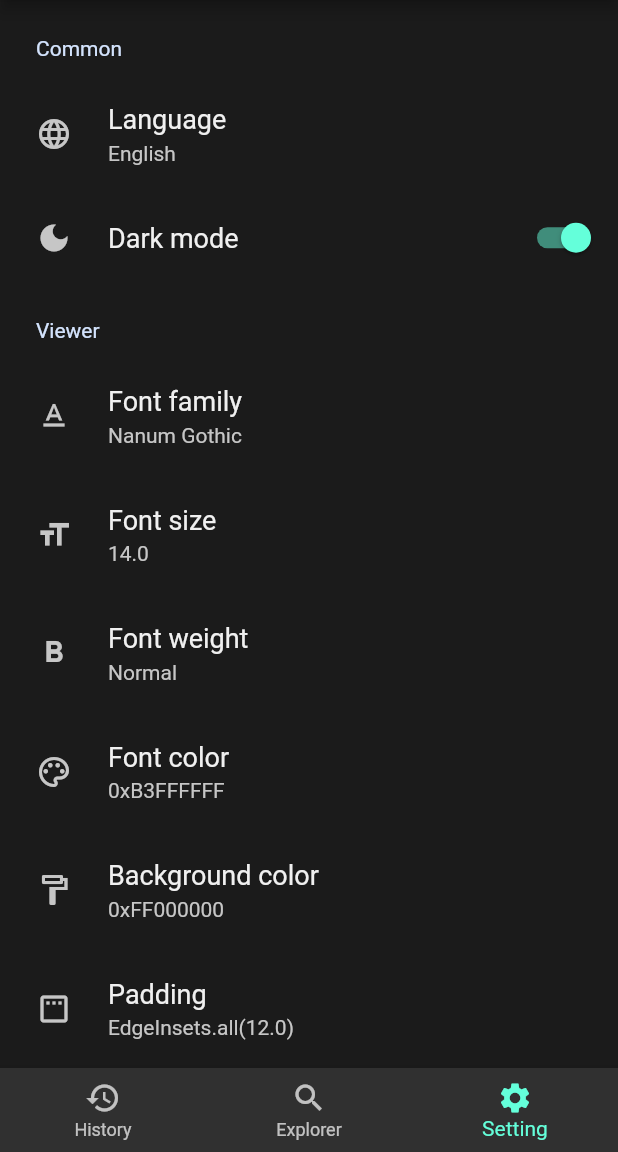
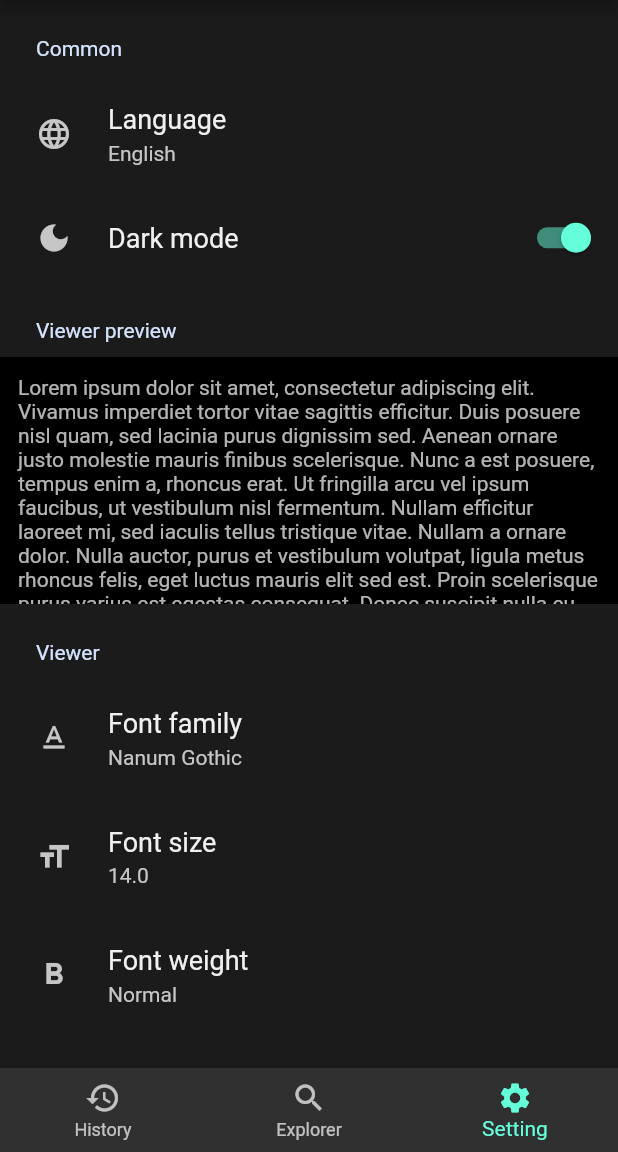
Before and after one commit to Aqudi/noon_reader, a Flutter app: the screen it shows after launch, item 3 of the bottom bar chosen, on a phone screen of 412 x 824 dp, the part 84-1236 px from its top. Run offline on Flutter 3.47's test engine with Material 2 defaults, Android fonts, the phone set to English and light mode, and no system bars; drawn by our look-alikes of settings_ui; our stand-ins replace file_picker, flutter_hooks, freezed_annotation, google_fonts, hooks_riverpod, modal_bottom_sheet; Roboto replaces fonts that are missing (Nanum Gothic).

Commit message:
feat: Add viewer preview section

```diff
--- a/lib/pages/setting/setting.dart
+++ b/lib/pages/setting/setting.dart
@@ -3,17 +3,54 @@ import 'package:flutter_hooks/flutter_hooks.dart';
 import 'package:hooks_riverpod/hooks_riverpod.dart';
 import 'package:settings_ui/settings_ui.dart';
 
+import 'package:noon_reader/widgets/viewer_container.dart';
 import 'package:noon_reader/utils/extensions.dart';
 
 import 'setting_viewmodel.dart';
 
 class SettingPage extends HookWidget {
+  final lorem =
+      '''Lorem ipsum dolor sit amet, consectetur adipiscing elit. Vivamus imperdiet tortor vitae sagittis efficitur. Duis posuere nisl quam, sed lacinia purus dignissim sed. Aenean ornare justo molestie mauris finibus scelerisque. Nunc a est posuere, tempus enim a, rhoncus erat. Ut fringilla arcu vel ipsum faucibus, ut vestibulum nisl fermentum. Nullam efficitur laoreet mi, sed iaculis tellus tristique vitae. Nullam a ornare dolor. Nulla auctor, purus et vestibulum volutpat, ligula metus rhoncus felis, eget luctus mauris elit sed est. Proin scelerisque purus varius est egestas consequat. Donec suscipit nulla eu est condimentum blandit. Curabitur tempor neque vitae nisl tincidunt, cursus sagittis ipsum eleifend. In hendrerit leo eu ipsum tincidunt, vel mattis ante finibus. In eget efficitur dui. Aenean leo ex, auctor in est sed, vehicula euismod ante. Cras ullamcorper, risus vitae suscipit pellentesque, eros ipsum sagittis dolor, ullamcorper volutpat quam libero vel augue.
+
+Duis a metus tellus. Orci varius natoque penatibus et magnis dis parturient montes, nascetur ridiculus mus. Nam felis ante, pretium sit amet hendrerit sed, mattis et metus. In egestas ligula tempor, consectetur enim eget, tincidunt magna. Morbi rhoncus, nisi non sodales facilisis, sapien nisl gravida erat, quis aliquam leo quam ut enim. Maecenas viverra accumsan pulvinar. In vulputate nisl vitae fermentum aliquet. Ut vel ante ac diam scelerisque porttitor. Nulla cursus a velit et imperdiet. Donec euismod consequat justo eu rhoncus. Pellentesque augue leo, pellentesque nec pellentesque vitae, elementum et nibh. Pellentesque fringilla elit vel laoreet placerat. Quisque vehicula feugiat tellus in malesuada.
+
+Cras molestie luctus dolor, nec faucibus libero pellentesque ut. Duis vitae rhoncus sem. Maecenas pretium ligula ac auctor egestas. Nunc auctor elit in mattis tincidunt. Aliquam libero mauris, lacinia ac est lobortis, ullamcorper ultrices ipsum. Morbi non enim quis leo fringilla fermentum. Nulla rhoncus magna id leo accumsan hendrerit sed quis mauris. Duis bibendum erat sed nisl placerat, eget aliquam purus tincidunt. In id tincidunt nibh. Nunc egestas faucibus eros vitae tincidunt.''';
+
+  Widget _buildSettingList({List<SettingsSection>? sections}) {
+    return SettingsList(
+      physics: NeverScrollableScrollPhysics(),
+      shrinkWrap: true,
+      sections: sections,
+    );
+  }
+
+  List<Widget> _buildViewerPreview(BuildContext context) {
+    return [
+      _buildSettingList(
+        sections: [
+          SettingsSection(
+            title: 'Viewer preview',
+            tiles: [],
+          ),
+        ],
+      ),
+      Container(
+        height: MediaQuery.of(context).size.height * 0.2,
+        child: ViewerContainer(lorem),
+      ),
+    ];
+  }
+
   @override
   Widget build(BuildContext context) {
     final settingViewModel = useProvider(settingViewModelProvider);
     final setting = settingViewModel.setting;
 
-    return SettingsList(
+    return Container(
+      child: SingleChildScrollView(
+        child: Column(
+          children: [
+            _buildSettingList(
               sections: [
                 SettingsSection(
                   title: 'Common',
@@ -32,6 +69,11 @@ class SettingPage extends HookWidget {
                     ),
                   ],
                 ),
+              ],
+            ),
+            ..._buildViewerPreview(context),
+            _buildSettingList(
+              sections: [
                 SettingsSection(
                   title: 'Viewer',
                   tiles: [
@@ -73,17 +115,26 @@ class SettingPage extends HookWidget {
                     ),
                   ],
                 ),
+              ],
+            ),
+            _buildSettingList(
+              sections: [
                 SettingsSection(
                   title: 'Misc',
                   tiles: [
                     SettingsTile(
-                title: 'Terms of Service', leading: Icon(Icons.description)),
+                        title: 'Terms of Service',
+                        leading: Icon(Icons.description)),
                     SettingsTile(
                         title: 'Open source licenses',
                         leading: Icon(Icons.collections_bookmark)),
                   ],
                 ),
               ],
+            ),
+          ],
+        ),
+      ),
     );
   }
 }
```
Lines whose indentation alone changed are shown as unchanged.
